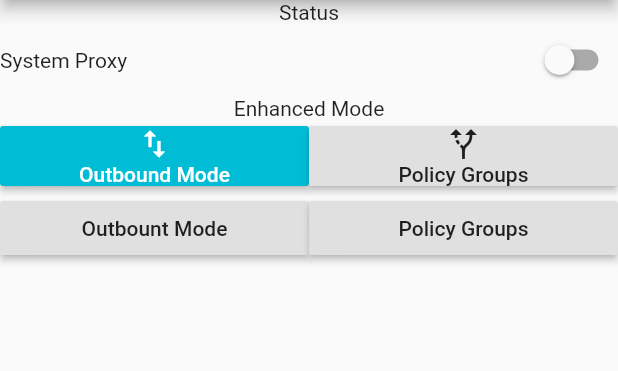
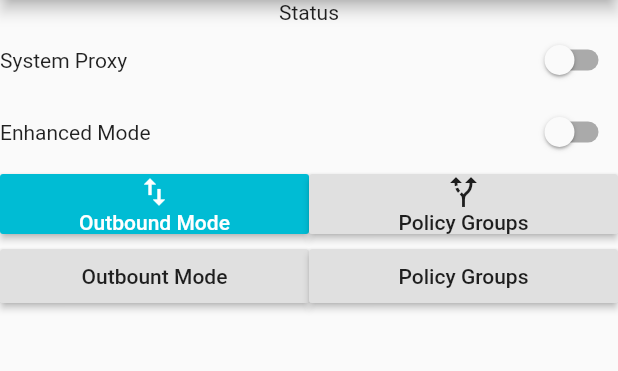
Before and after one commit to danshan/durge, a Flutter app: the screen it shows after launch, on a phone screen of 412 x 824 dp, the part 84-455 px from its top. Run offline on Flutter 3.47's test engine with Material 2 defaults, Android fonts, the phone set to English and light mode, and no system bars.

Commit message:
feature add enhanced mode switch

```diff
--- /dev/null
+++ b/lib/main_page/enhanced_mode.dart
@@ -0,0 +1,33 @@
+import 'package:flutter/material.dart';
+import 'dart:developer' as developer;
+
+
+class EnhancedMode extends StatefulWidget {
+  @override
+  _SwitchEnhancedModeState createState() => _SwitchEnhancedModeState();
+}
+
+class _SwitchEnhancedModeState extends State<EnhancedMode> {
+  bool switchValue = false;
+
+  void _changeSwitch(bool value) {
+    developer.log("change switch [$value]", name: "enhanced mode");
+    setState(() {
+      switchValue = value;
+    });
+  }
+
+  @override
+  Widget build(BuildContext context) {
+    return Row(
+      children: [
+        Text("Enhanced Mode"),
+        Spacer(),
+        Switch(
+          value: switchValue,
+          onChanged: _changeSwitch,
+        ),
+      ],
+    );
+  }
+}
--- a/lib/main_page/main_page.dart
+++ b/lib/main_page/main_page.dart
@@ -1,3 +1,4 @@
+import 'package:durge/main_page/enhanced_mode.dart';
 import 'package:durge/main_page/main_page_buttons.dart';
 import 'package:durge/main_page/system_proxy.dart';
 import 'package:flutter/cupertino.dart';
@@ -24,7 +25,7 @@ class MainPage extends StatelessWidget {
               children: [
                 Text("Status"),
                 SystemProxy(),
-                Text("Enhanced Mode"),
+                EnhancedMode(),
               ],
             ),
             Center(
```
